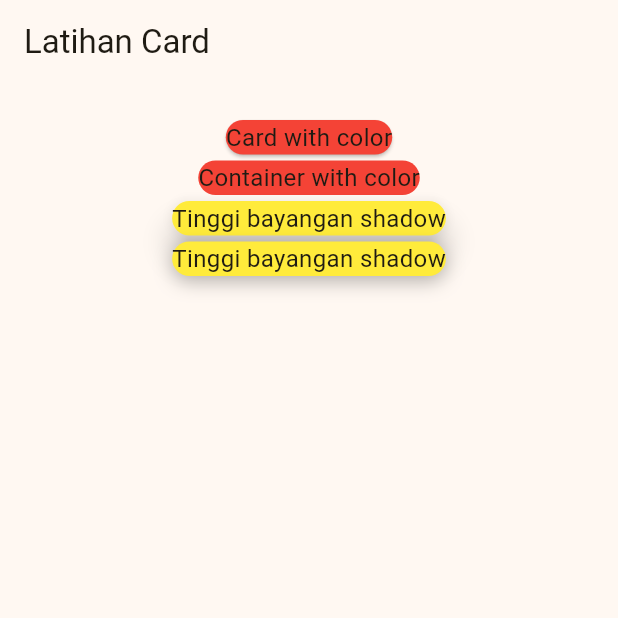
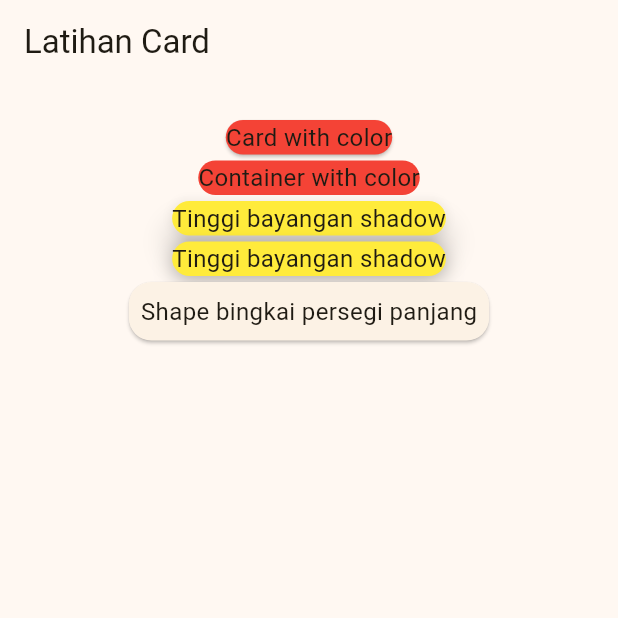
Before and after one commit to annddvaa/Tugas_week_8_1123150164, a Flutter app: the screen it shows after launch, on a phone screen of 412 x 824 dp, the top half of it. Run offline on Flutter 3.47's test engine with Material 3 defaults, Android fonts, the phone set to English and light mode, and no system bars.

Commit message:
membuat shape dengan card

```diff
--- a/lib/pages/latihancard.dart
+++ b/lib/pages/latihancard.dart
@@ -55,6 +55,18 @@ class Latihancard extends StatelessWidget {
                     style: TextStyle(fontSize: 16.0),
                   ),
                 ),
+                Card(
+                  shape: RoundedRectangleBorder(
+                    borderRadius: BorderRadiusGeometry.circular(15.0),
+                  ),
+                  child: Padding(
+                    padding: const EdgeInsets.all(8.0),
+                    child: Text(
+                      "Shape bingkai persegi panjang",
+                      style: TextStyle(fontSize: 16.0),
+                    ),
+                  ),
+                ),
               ],
             ),
           ),
```
